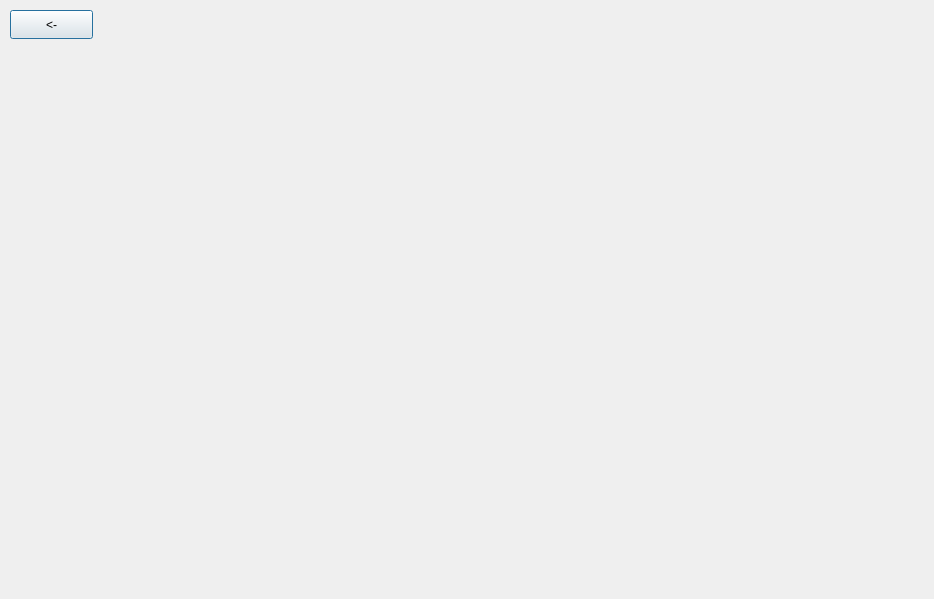
This is analizadialog.ui in gabbanasik/BanLysProjektPipao as Qt 5 draws it before an edit. The edited form follows.
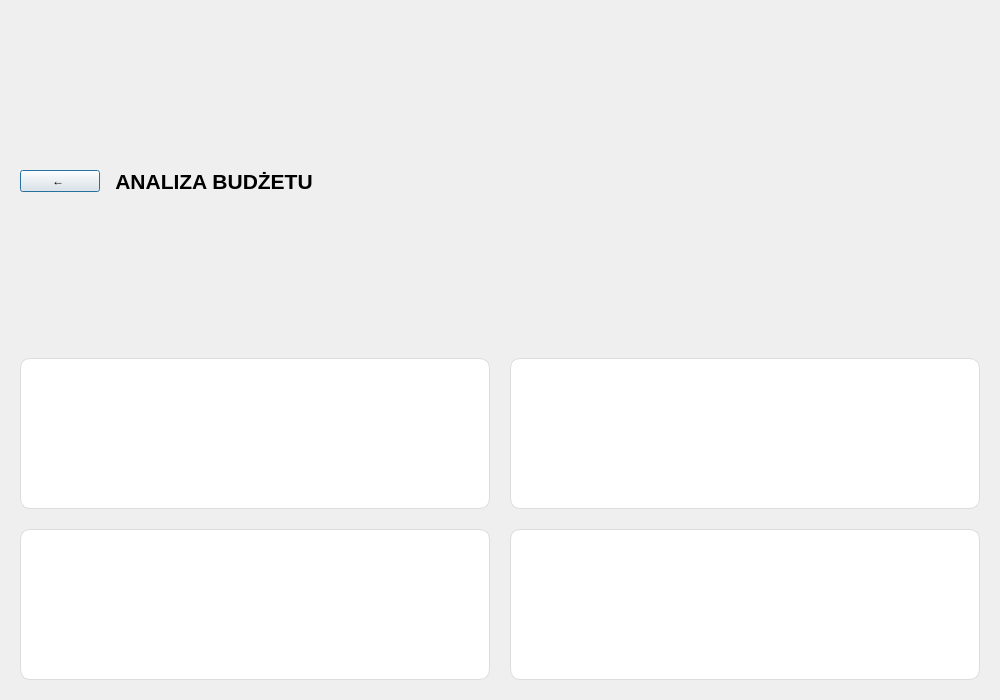
This is the edited form.

```diff
--- a/analizadialog.ui
+++ b/analizadialog.ui
@@ -6,46 +6,111 @@
    <rect>
     <x>0</x>
     <y>0</y>
-    <width>934</width>
-    <height>599</height>
+    <width>1000</width>
+    <height>700</height>
    </rect>
   </property>
   <property name="windowTitle">
    <string>Dialog</string>
   </property>
-  <widget class="QPushButton" name="wsteczBtnA">
-   <property name="geometry">
-    <rect>
-     <x>10</x>
-     <y>10</y>
-     <width>83</width>
-     <height>29</height>
-    </rect>
+  <layout class="QVBoxLayout" name="mainVerticalLayout">
+   <property name="spacing">
+    <number>15</number>
    </property>
-   <property name="text">
-    <string>&lt;-</string>
+   <property name="leftMargin">
+    <number>20</number>
    </property>
-  </widget>
-  <widget class="QWidget" name="widgetMiesiac" native="true">
-   <property name="geometry">
-    <rect>
-     <x>490</x>
-     <y>100</y>
-     <width>411</width>
-     <height>281</height>
-    </rect>
+   <property name="topMargin">
+    <number>20</number>
    </property>
-  </widget>
-  <widget class="QWidget" name="widgetKwartal" native="true">
-   <property name="geometry">
-    <rect>
-     <x>0</x>
-     <y>100</y>
-     <width>411</width>
-     <height>281</height>
-    </rect>
+   <property name="rightMargin">
+    <number>20</number>
    </property>
-  </widget>
+   <property name="bottomMargin">
+    <number>20</number>
+   </property>
+   <item>
+    <layout class="QHBoxLayout" name="topLayout">
+     <item>
+      <widget class="QPushButton" name="wsteczBtnA">
+       <property name="maximumSize">
+        <size>
+         <width>80</width>
+         <height>16777215</height>
+        </size>
+       </property>
+       <property name="text">
+        <string>← </string>
+       </property>
+      </widget>
+     </item>
+     <item>
+      <widget class="QLabel" name="titleLabel">
+       <property name="font">
+        <font>
+         <pointsize>16</pointsize>
+         <bold>true</bold>
+        </font>
+       </property>
+       <property name="text">
+        <string>ANALIZA BUDŻETU</string>
+       </property>
+       <property name="alignment">
+        <set>Qt::AlignCenter</set>
+       </property>
+      </widget>
+     </item>
+     <item>
+      <spacer name="horizontalSpacer">
+       <property name="orientation">
+        <enum>Qt::Horizontal</enum>
+       </property>
+       <property name="sizeHint" stdset="0">
+        <size>
+         <width>80</width>
+         <height>20</height>
+        </size>
+       </property>
+      </spacer>
+     </item>
+    </layout>
+   </item>
+   <item>
+    <layout class="QGridLayout" name="chartsGrid">
+     <property name="spacing">
+      <number>20</number>
+     </property>
+     <item row="0" column="0">
+      <widget class="QWidget" name="widgetKwartal" native="true">
+       <property name="styleSheet">
+        <string notr="true">background-color: #ffffff; border: 1px solid #dcdcdc; border-radius: 10px;</string>
+       </property>
+      </widget>
+     </item>
+     <item row="0" column="1">
+      <widget class="QWidget" name="widgetMiesiac" native="true">
+       <property name="styleSheet">
+        <string notr="true">background-color: #ffffff; border: 1px solid #dcdcdc; border-radius: 10px;</string>
+       </property>
+      </widget>
+     </item>
+     <item row="1" column="0">
+      <widget class="QWidget" name="widget" native="true">
+       <property name="styleSheet">
+        <string notr="true">background-color: #ffffff; border: 1px solid #dcdcdc; border-radius: 10px;</string>
+       </property>
+      </widget>
+     </item>
+     <item row="1" column="1">
+      <widget class="QWidget" name="widget_2" native="true">
+       <property name="styleSheet">
+        <string notr="true">background-color: #ffffff; border: 1px solid #dcdcdc; border-radius: 10px;</string>
+       </property>
+      </widget>
+     </item>
+    </layout>
+   </item>
+  </layout>
  </widget>
  <resources/>
  <connections>
```
Left out of the diff: 10 changed lines with no effect on the pictures.
